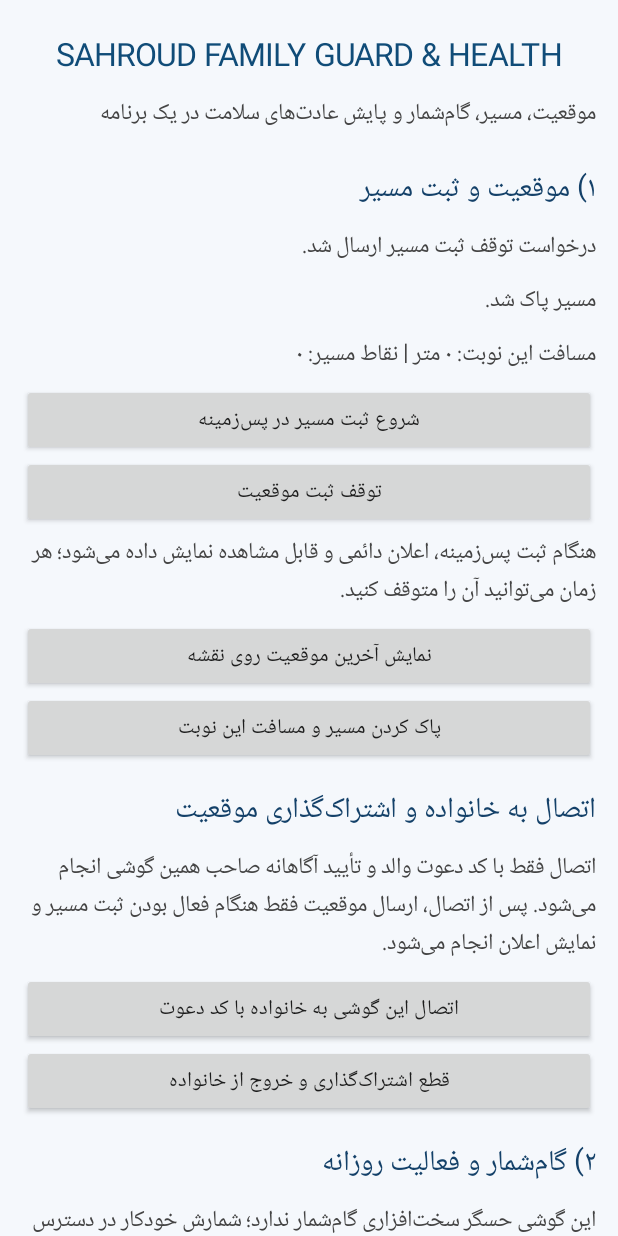
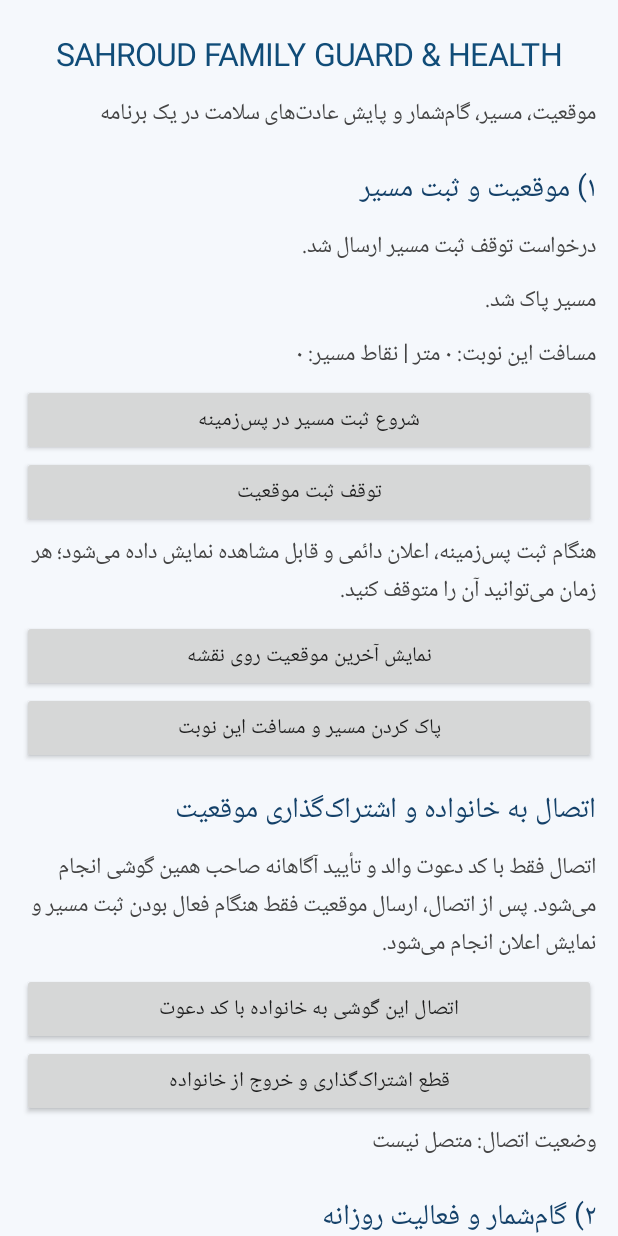
Before and after one commit to sahroud/danky, an Android app: the screen it shows after launch (MainActivity), after a tap on "پاک کردن مسیر و مسافت این نوبت", on a phone screen of 412 x 824 dp. Run offline under Robolectric (Android 15) with nearby library versions, the phone set to English and light mode, and no system bars; 3 statements that could not run were skipped; 3 other taps on this screen came first.

Commit message:
Make family sharing stop immediately and refresh connection state

```diff
--- a/family-guard/android/app/src/main/java/ir/sahroud/familyguard/MainActivity.kt
+++ b/family-guard/android/app/src/main/java/ir/sahroud/familyguard/MainActivity.kt
@@ -38,6 +38,7 @@ class MainActivity : Activity() {
     private lateinit var healthText: TextView
     private lateinit var waterText: TextView
     private lateinit var reportText: TextView
+    private lateinit var familyStatusText: TextView
     private var totalDistance = 0f
     private var routePoints = mutableListOf<String>()
     private var todaySteps = 0
@@ -98,7 +99,9 @@ class MainActivity : Activity() {
         root.addView(body("اتصال فقط با کد دعوت والد و تأیید آگاهانه صاحب همین گوشی انجام می‌شود. پس از اتصال، ارسال موقعیت فقط هنگام فعال بودن ثبت مسیر و نمایش اعلان انجام می‌شود."))
         root.addView(action("اتصال این گوشی به خانواده با کد دعوت") { pairDevice() })
         root.addView(action("قطع اشتراک‌گذاری و خروج از خانواده") { stopFamilySharing() })
-        root.addView(body("وضعیت اتصال: ${if (DeviceCredentials.get(this).getString("device_token", null).isNullOrBlank()) "متصل نیست" else "دارای کلید اتصال"}"))
+        familyStatusText = body("")
+        root.addView(familyStatusText)
+        refreshFamilyStatus()
 
         root.addView(heading("۲) گام‌شمار و فعالیت روزانه"))
         stepsText = body("در حال آماده‌سازی حسگر گام‌شمار…")
@@ -210,6 +213,7 @@ class MainActivity : Activity() {
                             .apply()
                         runOnUiThread {
                             Toast.makeText(this, "این گوشی با رضایت شما به خانواده متصل شد.", Toast.LENGTH_LONG).show()
+                            refreshFamilyStatus()
                             restoreRouteDisplay()
                         }
                         connection.disconnect()
@@ -220,13 +224,29 @@ class MainActivity : Activity() {
             }.show()
     }
 
+    private fun refreshFamilyStatus() {
+        if (!::familyStatusText.isInitialized) return
+        val secure = DeviceCredentials.get(this)
+        val connected = !secure.getString("device_token", null).isNullOrBlank()
+        val uploadError = prefs.getString("family_upload_error", null)
+        familyStatusText.text = if (connected) {
+            "وضعیت اتصال: متصل به خانواده | اشتراک‌گذاری فقط هنگام فعال بودن ثبت مسیر انجام می‌شود." +
+                if (uploadError.isNullOrBlank()) "" else "\\nآخرین خطای ارسال: $uploadError"
+        } else {
+            "وضعیت اتصال: متصل نیست"
+        }
+    }
+
     private fun stopFamilySharing() {
+        // Stop local collection immediately, even if the network is unavailable.
+        stopTracking()
         val secure = DeviceCredentials.get(this)
         val token = secure.getString("device_token", null)
         val api = prefs.getString("family_api_url", null)
         if (token.isNullOrBlank() || api.isNullOrBlank()) {
             secure.edit().clear().apply()
-            Toast.makeText(this, "اتصال خانوادگی روی این گوشی وجود نداشت.", Toast.LENGTH_SHORT).show()
+            refreshFamilyStatus()
+            Toast.makeText(this, "اشتراک‌گذاری محلی متوقف شد؛ اتصال فعالی برای لغو در سرور پیدا نشد.", Toast.LENGTH_SHORT).show()
             return
         }
         Thread {
@@ -242,7 +262,10 @@ class MainActivity : Activity() {
                 if (connection.responseCode !in 200..299) throw IllegalStateException("HTTP ${connection.responseCode}")
                 connection.disconnect()
                 secure.edit().clear().apply()
-                runOnUiThread { Toast.makeText(this, "اشتراک‌گذاری در سرور متوقف و کلید این گوشی پاک شد.", Toast.LENGTH_LONG).show() }
+                runOnUiThread {
+                    refreshFamilyStatus()
+                    Toast.makeText(this, "اشتراک‌گذاری در سرور متوقف و کلید این گوشی پاک شد.", Toast.LENGTH_LONG).show()
+                }
             } catch (e: Exception) {
                 runOnUiThread { Toast.makeText(this, "توقف در سرور انجام نشد: ${e.message}", Toast.LENGTH_LONG).show() }
             }
@@ -290,7 +313,8 @@ class MainActivity : Activity() {
         stopTracking()
         totalDistance = 0f
         routePoints.clear()
-        prefs.edit().putFloat("route_distance", 0f).putString("route_points", "").apply()
+        prefs.edit().putFloat("route_distance", 0f).putString("route_points", "")
+            .remove("last_lat").remove("last_lon").remove("last_location_time").apply()
         distanceText.text = "مسافت این نوبت: ۰ متر | نقاط مسیر: ۰"
         locationText.text = "مسیر پاک شد."
     }
```
